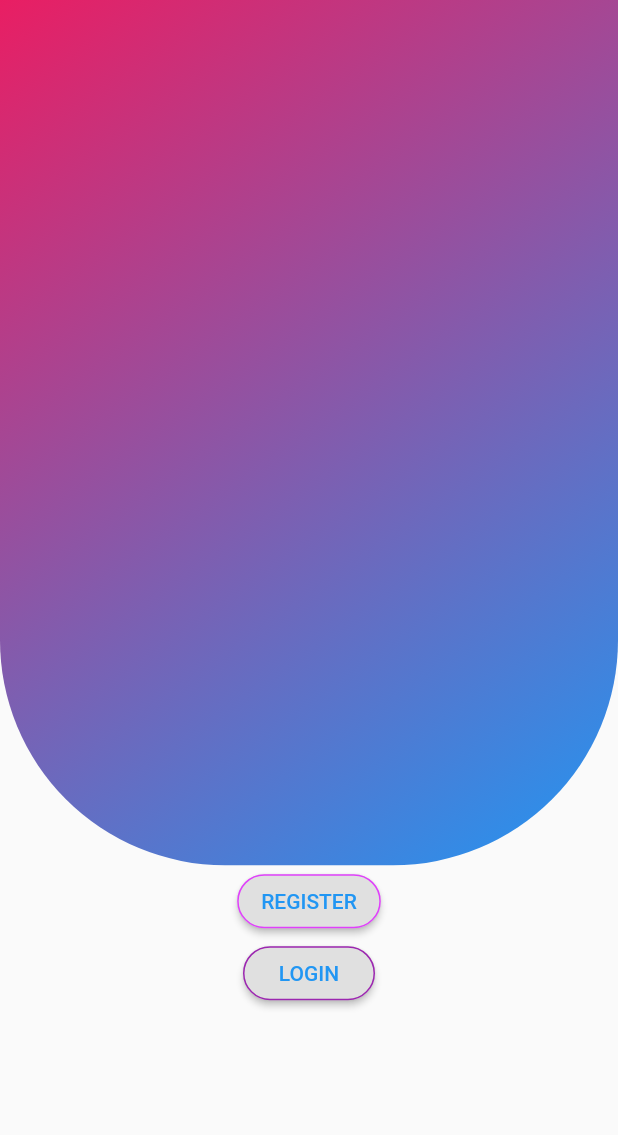
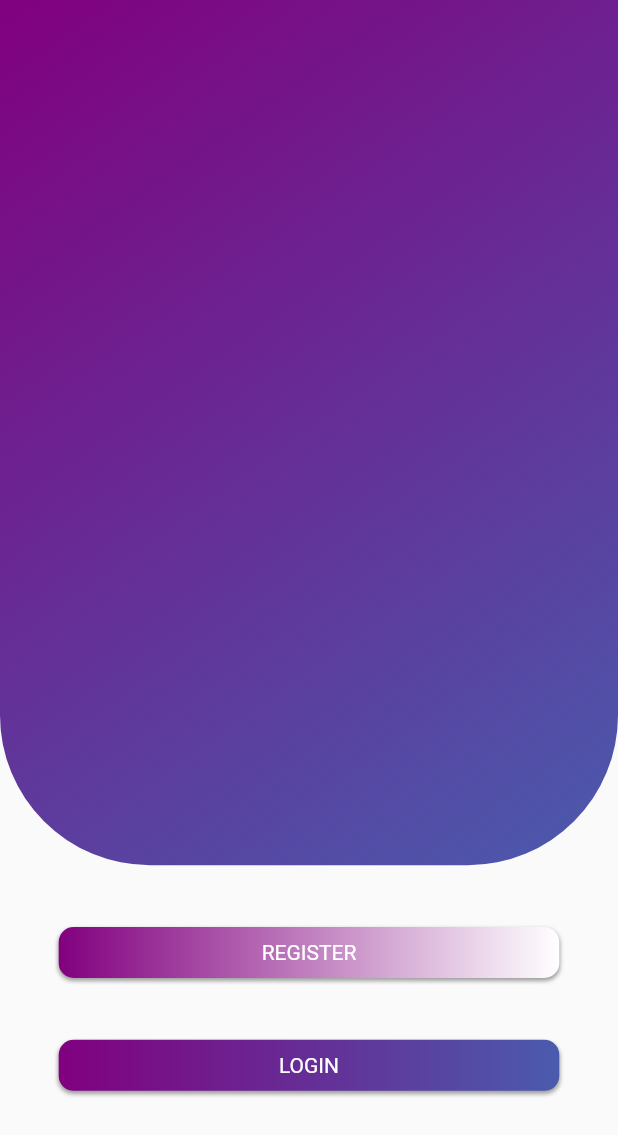
Before and after one commit to prabhunath111/micelio, a Flutter app: the screen it shows after launch, on a phone screen of 412 x 824 dp. Shown: the top 1135 px of the screen. Run offline on Flutter 3.47's test engine with Material 2 defaults, Android fonts, the phone set to English and light mode, and no system bars; our stand-ins replace firebase_auth, firebase_core, fluttertoast, geolocator, google_maps_flutter, shared_preferences; accounts and stored records are empty.

Commit message:
style homescreen

```diff
--- a/lib/screens/homeScreen.dart
+++ b/lib/screens/homeScreen.dart
@@ -1,4 +1,5 @@
 import 'package:flutter/material.dart';
+import 'package:micelio/utils/button.dart';
 
 class Home extends StatefulWidget {
   @override
@@ -19,31 +20,47 @@ class _HomeState extends State<Home> {
               gradient: LinearGradient(
                 begin: Alignment.topLeft,
                 end: Alignment.bottomRight,
-                colors: [Colors.pink, Colors.blue]
+                colors: [Color(0xFF81007F), Color(0xFF4A5BAD)]
               ),
               borderRadius: BorderRadius.only(
-                bottomLeft: Radius.circular(150),
-                bottomRight: Radius.circular(150)
+                bottomLeft: Radius.circular(100),
+                bottomRight: Radius.circular(100)
               )
             ),
           ),
-          RaisedButton(
-            onPressed: ()=> Navigator.pushNamed(context, '/register'),
-            highlightColor: Colors.blue,
-            shape: RoundedRectangleBorder(
-                  borderRadius: BorderRadius.circular(18.0),
-                  side: BorderSide(color: Colors.purpleAccent)
+          SizedBox(
+            height: screenSize.height*0.05,
+          ),
+
+          RaisedGradientButton(
+            color: Colors.white,
+
+              child: Text(
+                'REGISTER',
+                style: TextStyle(color: Colors.white),
               ),
-            child: Text("REGISTER", style: TextStyle(color: Colors.blue,),),
+              gradient: LinearGradient(
+                begin: Alignment.centerLeft,
+                end: Alignment.centerRight,
+                colors: [Color(0xFF81007F), Colors.white],
+              ),
+
+            onPressed: ()=> Navigator.pushNamed(context, '/register')),
+          SizedBox(
+            height: screenSize.height*0.05,
           ),
-          RaisedButton(
-            onPressed: ()=> Navigator.pushNamed(context, '/login'),
-            shape: RoundedRectangleBorder(
-                borderRadius: BorderRadius.circular(18.0),
-                side: BorderSide(color: Colors.purple)
-            ),
-            child: Text("LOGIN", style: TextStyle(color: Colors.blue),),
-          ),
+
+          RaisedGradientButton(
+              child: Text(
+                'LOGIN',
+                style: TextStyle(color: Colors.white),
+              ),
+              gradient: LinearGradient(
+                begin: Alignment.centerLeft,
+                end: Alignment.centerRight,
+                colors: [Color(0xFF81007F), Color(0xFF4A5BAD)],
+              ),
+            onPressed: ()=> Navigator.pushNamed(context, '/login')),
         ],
       ),
     );
--- /dev/null
+++ b/lib/utils/button.dart
@@ -0,0 +1,45 @@
+import 'package:flutter/material.dart';
+
+class RaisedGradientButton extends StatelessWidget {
+  final Widget child;
+  final Gradient gradient;
+  final double width;
+  final double height;
+  final Function onPressed;
+  final Color color;
+
+  const RaisedGradientButton({
+    Key key,
+    @required this.child,
+    this.gradient,
+    this.width = double.infinity,
+    this.height = 50.0,
+    this.color = Colors.white,
+    this.onPressed,
+  }) : super(key: key);
+
+  @override
+  Widget build(BuildContext context) {
+    return Container(
+      width: MediaQuery.of(context).size.width * 0.81,
+      height: 34.0,
+      decoration: BoxDecoration(
+          borderRadius: BorderRadius.circular(10.0),
+          gradient: gradient, boxShadow: [
+        BoxShadow(
+          color: Colors.grey[500],
+          offset: Offset(0.0, 1.5),
+          blurRadius: 1.5,
+        ),
+      ]),
+      child: Material(
+        color: Colors.transparent,
+        child: InkWell(
+            onTap: onPressed,
+            child: Center(
+              child: child,
+            )),
+      ),
+    );
+  }
+}
```
